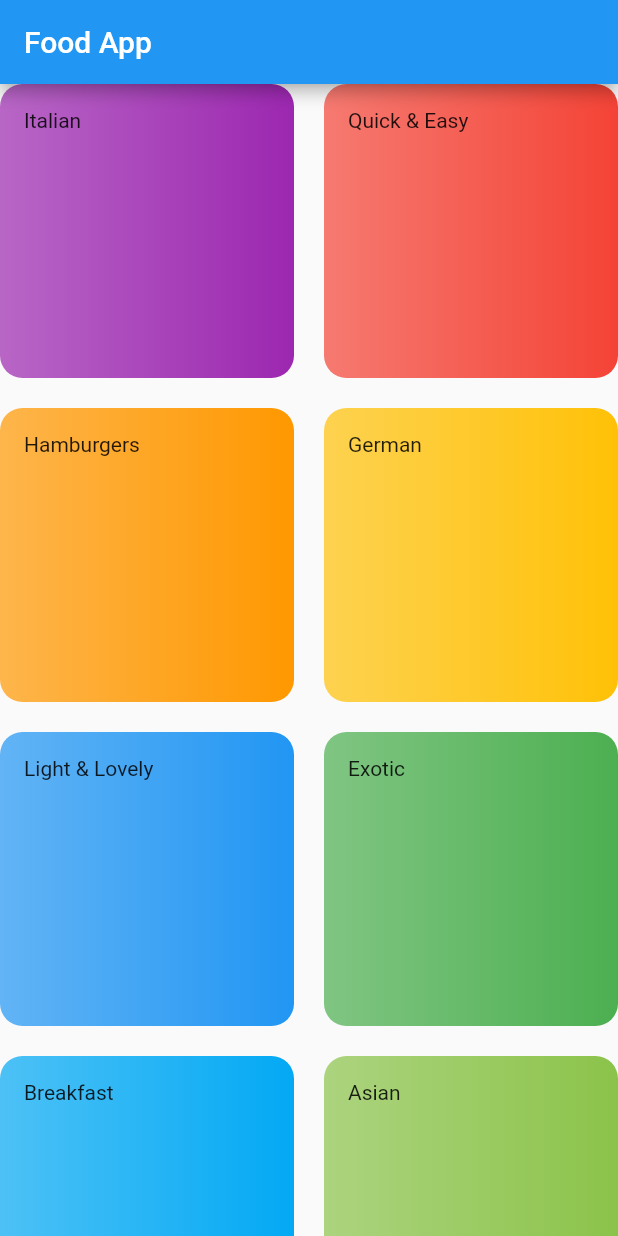
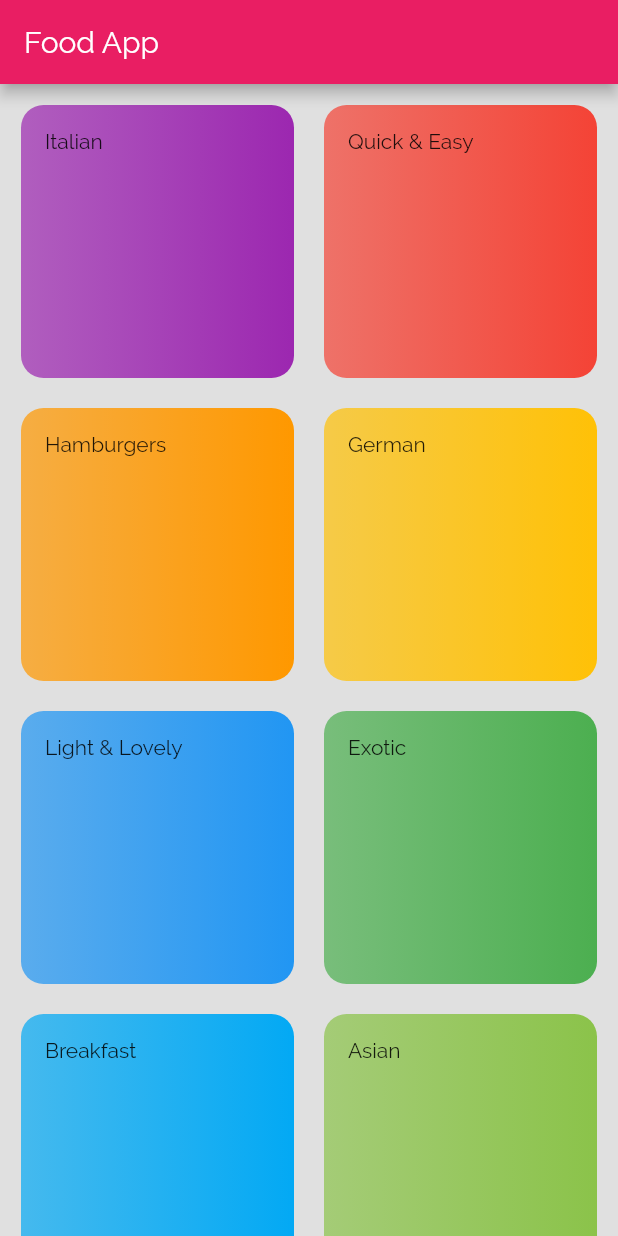
Before and after one commit to kaziashike/food_app, a Flutter app: the screen it shows after launch, on a phone screen of 412 x 824 dp. Run offline on Flutter 3.47's test engine with Material 2 defaults, Android fonts, the phone set to English and light mode, and no system bars; statements that could not run were skipped.

```diff
--- a/lib/category_item.dart
+++ b/lib/category_item.dart
@@ -1,14 +1,26 @@
 import 'package:flutter/material.dart';
+import 'package:food_app/category_meals_screen.dart';
 
 class CategoryItem extends StatelessWidget {
   final String title;
   final Color color;
 
   const CategoryItem({super.key, required this.title, required this.color});
+  void selectCategory(BuildContext ctx) {
+    Navigator.of(ctx).push(
+      MaterialPageRoute(builder: (_) {
+        return CategoryMealsScreen();
+      }),
+    );
+  }
 
   @override
   Widget build(BuildContext context) {
-    return Container(
+    return InkWell(
+      onTap: selectCategory(BuildContext),
+      splashColor: Colors.red,
+      borderRadius: BorderRadius.circular(15),
+      child: Container(
         padding: const EdgeInsets.all(16),
         decoration: BoxDecoration(
             gradient: LinearGradient(colors: [color.withOpacity(0.7), color]),
@@ -16,6 +28,7 @@ class CategoryItem extends StatelessWidget {
         child: Text(
           title,
         ),
+      ),
     );
   }
 }
--- a/lib/category_screen.dart
+++ b/lib/category_screen.dart
@@ -13,6 +13,7 @@ class CategoryScreen extends StatelessWidget {
         title: const Text('Food App'),
       ),
       body: GridView(
+        padding: EdgeInsets.all(14),
         gridDelegate: const SliverGridDelegateWithMaxCrossAxisExtent(
             mainAxisSpacing: 20, crossAxisSpacing: 20, maxCrossAxisExtent: 200),
         children: DUMMY_CATEGORIES.map((e) {
--- a/lib/main.dart
+++ b/lib/main.dart
@@ -12,9 +12,12 @@ class MyApp extends StatelessWidget {
   @override
   Widget build(BuildContext context) {
     return MaterialApp(
-      title: 'Flutter Demo',
+      title: 'Flutter Food App',
       theme: ThemeData(
-        primarySwatch: Colors.blue,
+        primarySwatch: Colors.pink,
+        accentColor: Colors.amber,
+        canvasColor: Color.fromARGB(255, 224, 224, 224),
+        fontFamily: 'Raleway',
       ),
       home: const CategoryScreen(),
     );
```
Also changed, not shown: lib/category_meals_screen.dart (added, +17 -0 lines), pubspec.yaml (+17 -11 lines), assets/fonts/Raleway-Black.ttf (added), assets/fonts/Raleway-Bold.ttf (added), assets/fonts/Raleway-Regular.ttf (added), assets/fonts/RobotoCondensed-Bold.ttf (added), assets/fonts/RobotoCondensed-Italic.ttf (added), assets/fonts/RobotoCondensed-Light.ttf (added), assets/fonts/RobotoCondensed-Regular.ttf (added). Lines whose indentation alone changed are shown as unchanged.
